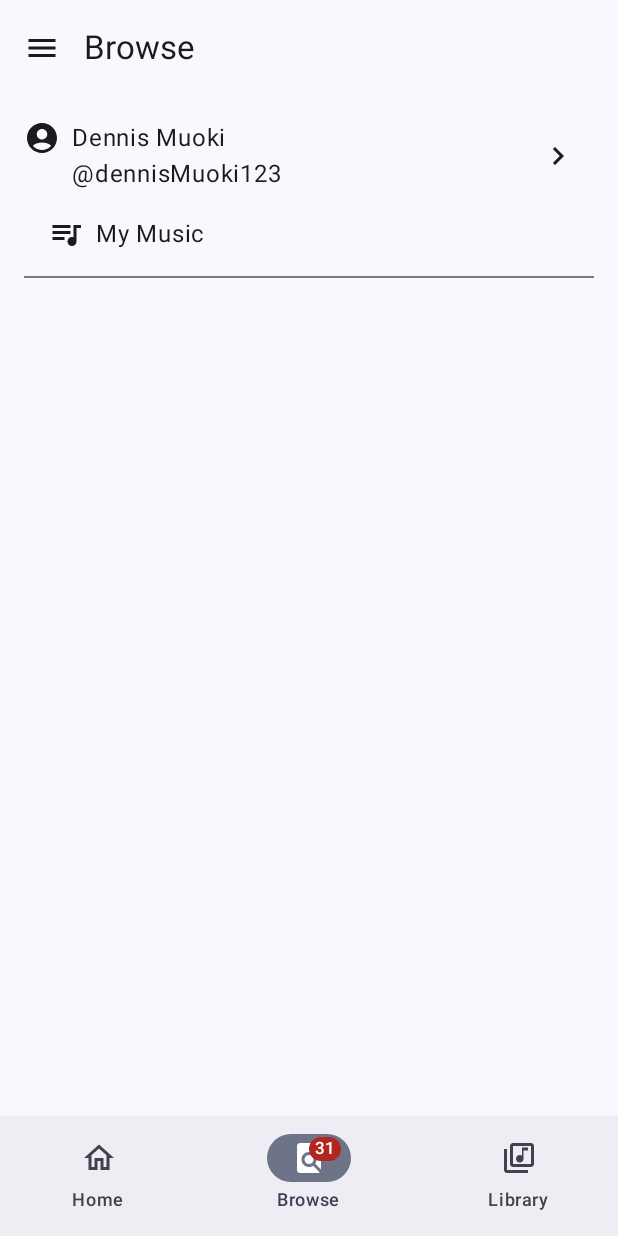
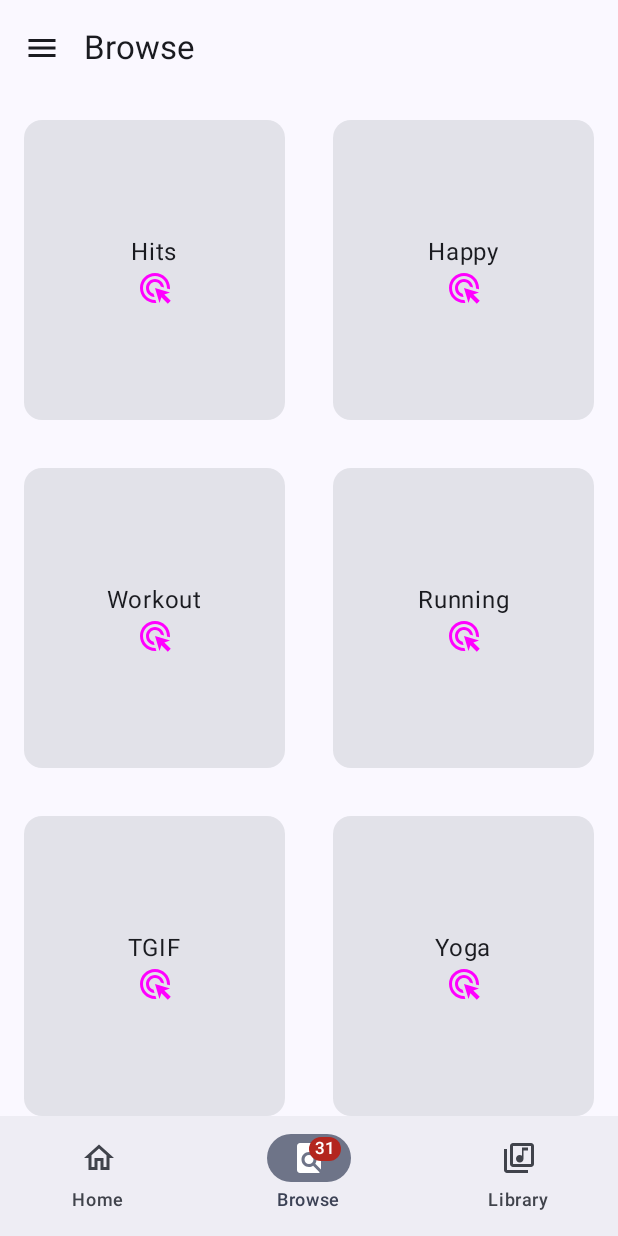
Before and after one commit to muokid3/Music-App-UI, an Android app built with Jetpack Compose: the screen it shows after launch (MainActivity), item 2 of the bottom bar chosen, on a phone screen of 412 x 824 dp. Run offline under Robolectric (Android 15) with nearby library versions, the phone set to English and light mode, and no system bars; 1 statement that could not run was skipped.

Commit message:
added Home and Browse Screens

```diff
--- /dev/null
+++ b/app/src/main/java/com/dm/berxley/musicappui/ui/composables/BrowseView.kt
@@ -0,0 +1,51 @@
+package com.dm.berxley.musicappui.ui.composables
+
+import androidx.compose.foundation.layout.Arrangement
+import androidx.compose.foundation.layout.Box
+import androidx.compose.foundation.layout.Column
+import androidx.compose.foundation.layout.fillMaxSize
+import androidx.compose.foundation.layout.padding
+import androidx.compose.foundation.layout.size
+import androidx.compose.foundation.lazy.LazyColumn
+import androidx.compose.foundation.lazy.grid.GridCells
+import androidx.compose.foundation.lazy.grid.LazyVerticalGrid
+import androidx.compose.foundation.lazy.grid.items
+import androidx.compose.foundation.lazy.items
+import androidx.compose.material.icons.Icons
+import androidx.compose.material.icons.filled.AdsClick
+import androidx.compose.material3.Card
+import androidx.compose.material3.Icon
+import androidx.compose.material3.Text
+import androidx.compose.runtime.Composable
+import androidx.compose.ui.Alignment
+import androidx.compose.ui.Modifier
+import androidx.compose.ui.graphics.Color
+import androidx.compose.ui.tooling.preview.Preview
+import androidx.compose.ui.unit.dp
+
+@Composable
+fun BrowseView() {
+    val categories = listOf("Hits", "Happy", "Workout", "Running", "TGIF", "Yoga")
+
+    LazyVerticalGrid(columns = GridCells.Fixed(2)) {
+        items(categories) { cat ->
+            Card(modifier = Modifier.padding(16.dp).size(200.dp)) {
+                Column(
+                    modifier = Modifier.fillMaxSize(),
+                    verticalArrangement = Arrangement.Center,
+                    horizontalAlignment = Alignment.CenterHorizontally) {
+                    Text(text = cat)
+                    Icon(imageVector = Icons.Default.AdsClick, contentDescription = cat, tint = Color.Magenta)
+                }
+            }
+        }
+
+    }
+
+}
+
+@Preview(showBackground = true)
+@Composable
+fun BrowsePreview() {
+    BrowseView()
+}
--- /dev/null
+++ b/app/src/main/java/com/dm/berxley/musicappui/ui/composables/HomeView.kt
@@ -0,0 +1,75 @@
+package com.dm.berxley.musicappui.ui.composables
+
+import androidx.compose.foundation.BorderStroke
+import androidx.compose.foundation.ExperimentalFoundationApi
+import androidx.compose.foundation.Image
+import androidx.compose.foundation.layout.Arrangement
+import androidx.compose.foundation.layout.Column
+import androidx.compose.foundation.layout.fillMaxSize
+import androidx.compose.foundation.layout.padding
+import androidx.compose.foundation.layout.size
+import androidx.compose.foundation.lazy.LazyColumn
+import androidx.compose.foundation.lazy.LazyRow
+import androidx.compose.foundation.lazy.items
+import androidx.compose.material.icons.Icons
+import androidx.compose.material.icons.filled.Apps
+import androidx.compose.material.icons.filled.MusicVideo
+import androidx.compose.material3.Card
+import androidx.compose.material3.Text
+import androidx.compose.runtime.Composable
+import androidx.compose.ui.Alignment
+import androidx.compose.ui.Modifier
+import androidx.compose.ui.graphics.Color
+import androidx.compose.ui.graphics.vector.ImageVector
+import androidx.compose.ui.tooling.preview.Preview
+import androidx.compose.ui.unit.dp
+
+@OptIn(ExperimentalFoundationApi::class)
+@Composable
+fun HomeView() {
+    val categories = listOf("Hits", "Happy", "Workout", "Running", "TGIF", "Yoga")
+    val grouped = listOf<String>("New Release", "Favorites", "Top Rated").groupBy { it[0] }
+
+    LazyColumn(modifier = Modifier.fillMaxSize()) {
+        grouped.forEach {
+            stickyHeader {
+                Text(text = it.value[0], modifier = Modifier.padding(16.dp))
+                LazyRow {
+                    items(categories) { cat ->
+                        BrowserItem(cat = cat, drawable = Icons.Default.Apps)
+                    }
+                }
+            }
+        }
+    }
+
+
+}
+
+@Composable
+fun BrowserItem(cat: String, drawable: ImageVector) {
+    Card(
+        modifier = Modifier
+            .padding(16.dp)
+            .size(200.dp),
+        border = BorderStroke(3.dp, Color.DarkGray),
+
+        ) {
+        Column(
+            modifier = Modifier.fillMaxSize(),
+            verticalArrangement = Arrangement.Center,
+            horizontalAlignment = Alignment.CenterHorizontally
+        ) {
+            Text(text = cat)
+            Image(imageVector = drawable, contentDescription = cat, Modifier.size(32.dp))
+        }
+
+    }
+
+}
+
+@Preview(showBackground = true)
+@Composable
+fun HomePreview() {
+    HomeView()
+}
--- a/app/src/main/java/com/dm/berxley/musicappui/ui/composables/MainView.kt
+++ b/app/src/main/java/com/dm/berxley/musicappui/ui/composables/MainView.kt
@@ -1,11 +1,6 @@
 package com.dm.berxley.musicappui.ui.composables
 
-import android.widget.Toast
-import androidx.compose.foundation.background
-import androidx.compose.foundation.clickable
-import androidx.compose.foundation.layout.Row
 import androidx.compose.foundation.layout.Spacer
-import androidx.compose.foundation.layout.fillMaxWidth
 import androidx.compose.foundation.layout.height
 import androidx.compose.foundation.layout.padding
 import androidx.compose.material.icons.Icons
@@ -27,7 +22,6 @@ import androidx.compose.material3.DrawerValue
 import androidx.compose.material3.ExperimentalMaterial3Api
 import androidx.compose.material3.Icon
 import androidx.compose.material3.IconButton
-import androidx.compose.material3.MaterialTheme
 import androidx.compose.material3.ModalDrawerSheet
 import androidx.compose.material3.ModalNavigationDrawer
 import androidx.compose.material3.NavigationBar
@@ -39,26 +33,16 @@ import androidx.compose.material3.Text
 import androidx.compose.material3.TopAppBar
 import androidx.compose.material3.rememberDrawerState
 import androidx.compose.runtime.Composable
-import androidx.compose.runtime.currentCompositionLocalContext
-import androidx.compose.runtime.getValue
 import androidx.compose.runtime.mutableStateOf
 import androidx.compose.runtime.remember
 import androidx.compose.runtime.rememberCoroutineScope
-import androidx.compose.runtime.saveable.rememberSaveable
-import androidx.compose.runtime.setValue
 import androidx.compose.ui.Modifier
-import androidx.compose.ui.graphics.Color
-import androidx.compose.ui.platform.LocalContext
-import androidx.compose.ui.res.painterResource
-import androidx.compose.ui.text.TextStyle
 import androidx.compose.ui.unit.dp
 import androidx.lifecycle.viewmodel.compose.viewModel
-import androidx.navigation.compose.currentBackStackEntryAsState
 import androidx.navigation.compose.rememberNavController
 import com.dm.berxley.musicappui.models.NavigationDrawerItem
 import com.dm.berxley.musicappui.viewModels.MainViewModel
 import kotlinx.coroutines.CoroutineScope
-import kotlinx.coroutines.currentCoroutineContext
 import kotlinx.coroutines.launch
 
 
@@ -127,13 +111,21 @@ fun MainView() {
                     NavigationDrawerItem(
                         modifier = Modifier.padding(NavigationDrawerItemDefaults.ItemPadding),
                         label = { Text(text = navigationDrawerItem.title) },
-                        selected = index == mainViewModel.selectedItemIndex.value,
+                        selected = index == mainViewModel.selectedDrawerItemIndex.value,
                         onClick = {
-                            mainViewModel.setSelectedItemIndex(index)
+                            mainViewModel.setDrawerSelectedItemIndex(index)
                             title.value = navigationDrawerItem.title
                             when (index) {
-                                0 -> navController.navigate(Screen.DrawerScreen.Account.route)
-                                1 -> navController.navigate(Screen.DrawerScreen.Subscription.route)
+                                0 -> {
+                                    navController.navigate(Screen.DrawerScreen.Account.route)
+                                    mainViewModel.setSelectedBottomIndex(100)
+                                }
+
+                                1 -> {
+                                    navController.navigate(Screen.DrawerScreen.Subscription.route)
+                                    mainViewModel.setSelectedBottomIndex(100)
+                                }
+
                                 2 -> dialogOpen.value = true
                             }
                             scope.launch {
@@ -142,7 +134,7 @@ fun MainView() {
                         },
                         icon = {
                             Icon(
-                                imageVector = if (mainViewModel.selectedItemIndex.value == index) navigationDrawerItem.selectedIcon else navigationDrawerItem.unselectedIcon,
+                                imageVector = if (mainViewModel.selectedDrawerItemIndex.value == index) navigationDrawerItem.selectedIcon else navigationDrawerItem.unselectedIcon,
                                 contentDescription = navigationDrawerItem.title
                             )
                         },
@@ -165,7 +157,24 @@ fun MainView() {
                             onClick = {
                                 title.value = item.title
                                 mainViewModel.setSelectedBottomIndex(index)
+                                mainViewModel.setDrawerSelectedItemIndex(100)
                                 //navigate here using navcontroller
+                                when (index) {
+                                    0 -> {
+                                        navController.navigate(Screen.DrawerScreen.Home.route)
+                                        mainViewModel.setDrawerSelectedItemIndex(100)
+                                    }
+
+                                    1 -> {
+                                        navController.navigate(Screen.DrawerScreen.Browse.route)
+                                        mainViewModel.setDrawerSelectedItemIndex(100)
+                                    }
+
+                                    2 -> {
+                                        navController.navigate(Screen.DrawerScreen.Library.route)
+                                        mainViewModel.setDrawerSelectedItemIndex(100)
+                                    }
+                                }
                             },
                             label = {
                                 Text(text = item.title)
@@ -202,7 +211,6 @@ fun MainView() {
                     })
             },
         ) {
-            mainViewModel.setSelectedItemIndex(0)
             Navigation(navController = navController, viewModel = mainViewModel, pd = it)
             AccountDialog(dialogOpen = dialogOpen)
         }
--- a/app/src/main/java/com/dm/berxley/musicappui/ui/composables/Navigation.kt
+++ b/app/src/main/java/com/dm/berxley/musicappui/ui/composables/Navigation.kt
@@ -15,13 +15,24 @@ import com.dm.berxley.musicappui.viewModels.MainViewModel
 fun Navigation(navController: NavController, viewModel: MainViewModel, pd: PaddingValues) {
     NavHost(
         navController = navController as NavHostController,
-        startDestination = Screen.DrawerScreen.Account.route,
+        startDestination = Screen.DrawerScreen.Home.route,
         modifier = Modifier.padding(pd)
-    ){
-        composable(Screen.DrawerScreen.Account.route){
+    ) {
+        composable(Screen.DrawerScreen.Home.route) {
+            HomeView()
+        }
+
+        composable(Screen.DrawerScreen.Browse.route) {
+            BrowseView()
+        }
+
+        composable(Screen.DrawerScreen.Library.route) {
+
+        }
+        composable(Screen.DrawerScreen.Account.route) {
             AccountView()
         }
-        composable(Screen.DrawerScreen.Subscription.route){
+        composable(Screen.DrawerScreen.Subscription.route) {
             Subscription()
         }
     }
--- a/app/src/main/java/com/dm/berxley/musicappui/ui/composables/Screen.kt
+++ b/app/src/main/java/com/dm/berxley/musicappui/ui/composables/Screen.kt
@@ -10,6 +10,23 @@ sealed class Screen(val title: String, val route: String) {
 
     sealed class DrawerScreen(val dTitle: String, val dRoute: String, @DrawableRes val icon: Int) :
         Screen(dTitle, dRoute) {
+        object Home : DrawerScreen(
+            "Home",
+            "home",
+            R.drawable.ic_home
+        )
+
+        object Browse : DrawerScreen(
+            "Browse",
+            "browse",
+            R.drawable.ic_browse
+        )
+        object Library : DrawerScreen(
+            "Library",
+            "library",
+            R.drawable.ic_library
+        )
+
         object Account : DrawerScreen(
             "Account",
             "account",
--- a/app/src/main/java/com/dm/berxley/musicappui/ui/composables/Subscription.kt
+++ b/app/src/main/java/com/dm/berxley/musicappui/ui/composables/SubscriptionView.kt
@@ -12,7 +12,6 @@ import androidx.compose.material.icons.filled.AccountBox
 import androidx.compose.material.icons.filled.KeyboardArrowRight
 import androidx.compose.material3.Card
 import androidx.compose.material3.CardDefaults
-import androidx.compose.material3.CardElevation
 import androidx.compose.material3.Divider
 import androidx.compose.material3.Icon
 import androidx.compose.material3.Text
@@ -20,7 +19,6 @@ import androidx.compose.runtime.Composable
 import androidx.compose.ui.Alignment
 import androidx.compose.ui.Modifier
 import androidx.compose.ui.graphics.Color
-import androidx.compose.ui.text.style.TextAlign
 import androidx.compose.ui.tooling.preview.Preview
 import androidx.compose.ui.unit.dp
 
--- a/app/src/main/java/com/dm/berxley/musicappui/viewModels/MainViewModel.kt
+++ b/app/src/main/java/com/dm/berxley/musicappui/viewModels/MainViewModel.kt
@@ -1,27 +1,24 @@
 package com.dm.berxley.musicappui.viewModels
 
 import androidx.compose.runtime.MutableState
-import androidx.compose.runtime.getValue
 import androidx.compose.runtime.mutableStateOf
-import androidx.compose.runtime.saveable.rememberSaveable
-import androidx.compose.runtime.setValue
 import androidx.lifecycle.ViewModel
 import com.dm.berxley.musicappui.ui.composables.Screen
 
 class MainViewModel: ViewModel() {
-    private val _currentScreen: MutableState<Screen> = mutableStateOf(Screen.DrawerScreen.Account)
-    private val _selectedItemIndex = mutableStateOf(0)
+    private val _currentScreen: MutableState<Screen> = mutableStateOf(Screen.DrawerScreen.Home)
+    private val _selectedDrawerItemIndex = mutableStateOf(100)
     private val _selectedBottomIndex = mutableStateOf(0)
 
     val currentScreen = _currentScreen
-    val selectedItemIndex = _selectedItemIndex
+    val selectedDrawerItemIndex = _selectedDrawerItemIndex
     val selectedBottomIndex = _selectedBottomIndex
 
     fun setCurrentScreen(screen: Screen){
         _currentScreen.value = screen
     }
-    fun setSelectedItemIndex(idx: Int){
-        _selectedItemIndex.value = idx
+    fun setDrawerSelectedItemIndex(idx: Int){
+        _selectedDrawerItemIndex.value = idx
     }
 
     fun setSelectedBottomIndex(idx: Int){
--- /dev/null
+++ b/app/src/main/res/drawable/ic_browse.xml
@@ -0,0 +1,5 @@
+<vector android:autoMirrored="true" android:height="24dp"
+    android:tint="#000000" android:viewportHeight="24"
+    android:viewportWidth="24" android:width="24dp" xmlns:android="http://schemas.android.com/apk/res/android">
+    <path android:fillColor="@android:color/white" android:pathData="M7,9H2V7h5V9zM7,12H2v2h5V12zM20.59,19l-3.83,-3.83C15.96,15.69 15.02,16 14,16c-2.76,0 -5,-2.24 -5,-5s2.24,-5 5,-5s5,2.24 5,5c0,1.02 -0.31,1.96 -0.83,2.75L22,17.59L20.59,19zM17,11c0,-1.65 -1.35,-3 -3,-3s-3,1.35 -3,3s1.35,3 3,3S17,12.65 17,11zM2,19h10v-2H2V19z"/>
+</vector>
--- /dev/null
+++ b/app/src/main/res/drawable/ic_home.xml
@@ -0,0 +1,5 @@
+<vector android:height="24dp" android:tint="#000000"
+    android:viewportHeight="24" android:viewportWidth="24"
+    android:width="24dp" xmlns:android="http://schemas.android.com/apk/res/android">
+    <path android:fillColor="@android:color/white" android:pathData="M10,20v-6h4v6h5v-8h3L12,3 2,12h3v8z"/>
+</vector>
--- /dev/null
+++ b/app/src/main/res/drawable/ic_library.xml
@@ -0,0 +1,5 @@
+<vector android:height="24dp" android:tint="#000000"
+    android:viewportHeight="24" android:viewportWidth="24"
+    android:width="24dp" xmlns:android="http://schemas.android.com/apk/res/android">
+    <path android:fillColor="@android:color/white" android:pathData="M20,2L8,2c-1.1,0 -2,0.9 -2,2v12c0,1.1 0.9,2 2,2h12c1.1,0 2,-0.9 2,-2L22,4c0,-1.1 -0.9,-2 -2,-2zM18,7h-3v5.5c0,1.38 -1.12,2.5 -2.5,2.5S10,13.88 10,12.5s1.12,-2.5 2.5,-2.5c0.57,0 1.08,0.19 1.5,0.51L14,5h4v2zM4,6L2,6v14c0,1.1 0.9,2 2,2h14v-2L4,20L4,6z"/>
+</vector>
```
